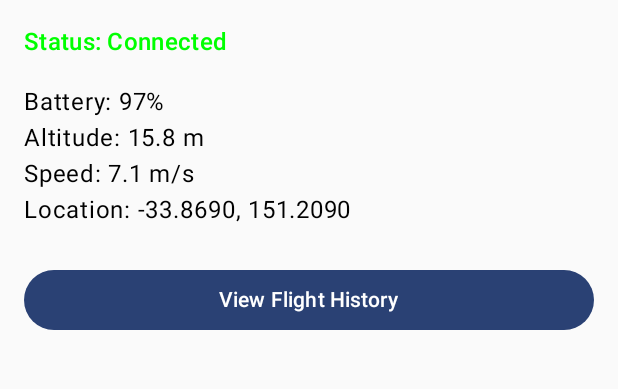
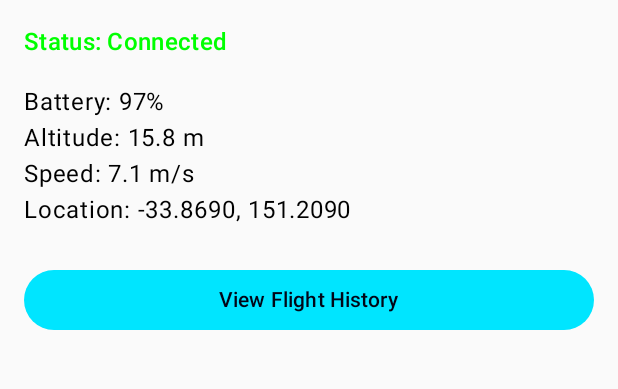
Before and after one commit to sharmavikas212/DroneOps, an Android app built with Jetpack Compose: the screen it shows after launch (MainActivity), on a phone screen of 412 x 824 dp, the part 78-467 px from its top. Run offline under Robolectric (Android 15) with nearby library versions, the phone set to English and light mode, and no system bars; our stand-ins replace Room's generated code.

Commit message:
Implement Issue #6: Dark Mode First Theme and Z-Axis Navigation

```diff
--- a/app/src/main/java/com/example/droneops/MainActivity.kt
+++ b/app/src/main/java/com/example/droneops/MainActivity.kt
@@ -4,6 +4,11 @@ import android.os.Bundle
 import androidx.activity.ComponentActivity
 import androidx.activity.compose.setContent
 import androidx.activity.enableEdgeToEdge
+import androidx.compose.animation.core.tween
+import androidx.compose.animation.fadeIn
+import androidx.compose.animation.fadeOut
+import androidx.compose.animation.scaleIn
+import androidx.compose.animation.scaleOut
 import androidx.compose.material3.Text
 import androidx.compose.runtime.Composable
 import androidx.compose.ui.Modifier
@@ -41,7 +46,19 @@ class MainActivity : ComponentActivity() {
 
                 NavHost(
                     navController = navController,
-                    startDestination = NavRoutes.DASHBOARD
+                    startDestination = NavRoutes.DASHBOARD,
+                    enterTransition = {
+                        fadeIn(animationSpec = tween(300)) + scaleIn(initialScale = 0.9f, animationSpec = tween(300))
+                    },
+                    exitTransition = {
+                        fadeOut(animationSpec = tween(300)) + scaleOut(targetScale = 1.1f, animationSpec = tween(300))
+                    },
+                    popEnterTransition = {
+                        fadeIn(animationSpec = tween(300)) + scaleIn(initialScale = 1.1f, animationSpec = tween(300))
+                    },
+                    popExitTransition = {
+                        fadeOut(animationSpec = tween(300)) + scaleOut(targetScale = 0.9f, animationSpec = tween(300))
+                    }
                 ) {
                     composable(NavRoutes.DASHBOARD) {
                         val dashboardFactory = DroneDashboardViewModelFactory(context)
--- a/app/src/main/java/com/example/droneops/ui/theme/Color.kt
+++ b/app/src/main/java/com/example/droneops/ui/theme/Color.kt
@@ -2,10 +2,15 @@ package com.example.droneops.ui.theme
 
 import androidx.compose.ui.graphics.Color
 
-val Purple80 = Color(0xFFD0BCFF)
-val PurpleGrey80 = Color(0xFFCCC2DC)
-val Pink80 = Color(0xFFEFB8C8)
+val Slate950 = Color(0xFF020617)
+val Slate900 = Color(0xFF0F172A)
+val Slate800 = Color(0xFF1E293B)
 
-val Purple40 = Color(0xFF6650a4)
-val PurpleGrey40 = Color(0xFF625b71)
-val Pink40 = Color(0xFF7D5260)
+val CyanPrimary = Color(0xFF00E5FF)
+val CyanDark = Color(0xFF00B8D4)
+
+val AmberAccent = Color(0xFFFFD54F)
+val AmberDark = Color(0xFFFFC107)
+
+val TextWhite = Color(0xFFF8FAFC)
+val TextGray = Color(0xFF94A3B8)
--- a/app/src/main/java/com/example/droneops/ui/theme/Theme.kt
+++ b/app/src/main/java/com/example/droneops/ui/theme/Theme.kt
@@ -1,6 +1,5 @@
 package com.example.droneops.ui.theme
 
-import android.app.Activity
 import android.os.Build
 import androidx.compose.foundation.isSystemInDarkTheme
 import androidx.compose.material3.MaterialTheme
@@ -11,33 +10,36 @@ import androidx.compose.material3.lightColorScheme
 import androidx.compose.runtime.Composable
 import androidx.compose.ui.platform.LocalContext
 
-private val DarkColorScheme = darkColorScheme(
-    primary = Purple80,
-    secondary = PurpleGrey80,
-    tertiary = Pink80
-)
+private val DarkModeFirstColorScheme = darkColorScheme(
+    primary = CyanPrimary,
+    onPrimary = Slate950,
+    primaryContainer = CyanDark,
+    onPrimaryContainer = TextWhite,
 
-private val LightColorScheme = lightColorScheme(
-    primary = Purple40,
-    secondary = PurpleGrey40,
-    tertiary = Pink40
+    secondary = AmberAccent,
+    onSecondary = Slate950,
+    secondaryContainer = AmberDark,
+    onSecondaryContainer = TextWhite,
 
-    /* Other default colors to override
-    background = Color(0xFFFFFBFE),
-    surface = Color(0xFFFFFBFE),
-    onPrimary = Color.White,
-    onSecondary = Color.White,
-    onTertiary = Color.White,
-    onBackground = Color(0xFF1C1B1F),
-    onSurface = Color(0xFF1C1B1F),
-    */
+    tertiary = AmberAccent,
+    onTertiary = Slate950,
+
+    background = Slate950,
+    onBackground = TextWhite,
+
+    surface = Slate900,
+    onSurface = TextWhite,
+
+    surfaceVariant = Slate800,
+    onSurfaceVariant = TextGray
 )
 
 @Composable
 fun DroneOpsTheme(
-    darkTheme: Boolean = isSystemInDarkTheme(),
-    // Dynamic color is available on Android 12+
-    dynamicColor: Boolean = true,
+    // Force dark mode first theme, ignoring system settings to maintain outdoor visibility
+    darkTheme: Boolean = true,
+    // Disable dynamic color so we enforce our high-visibility theme
+    dynamicColor: Boolean = false,
     content: @Composable () -> Unit
 ) {
     val colorScheme = when {
@@ -45,9 +47,7 @@ fun DroneOpsTheme(
             val context = LocalContext.current
             if (darkTheme) dynamicDarkColorScheme(context) else dynamicLightColorScheme(context)
         }
-
-        darkTheme -> DarkColorScheme
-        else -> LightColorScheme
+        else -> DarkModeFirstColorScheme
     }
 
     MaterialTheme(
```
